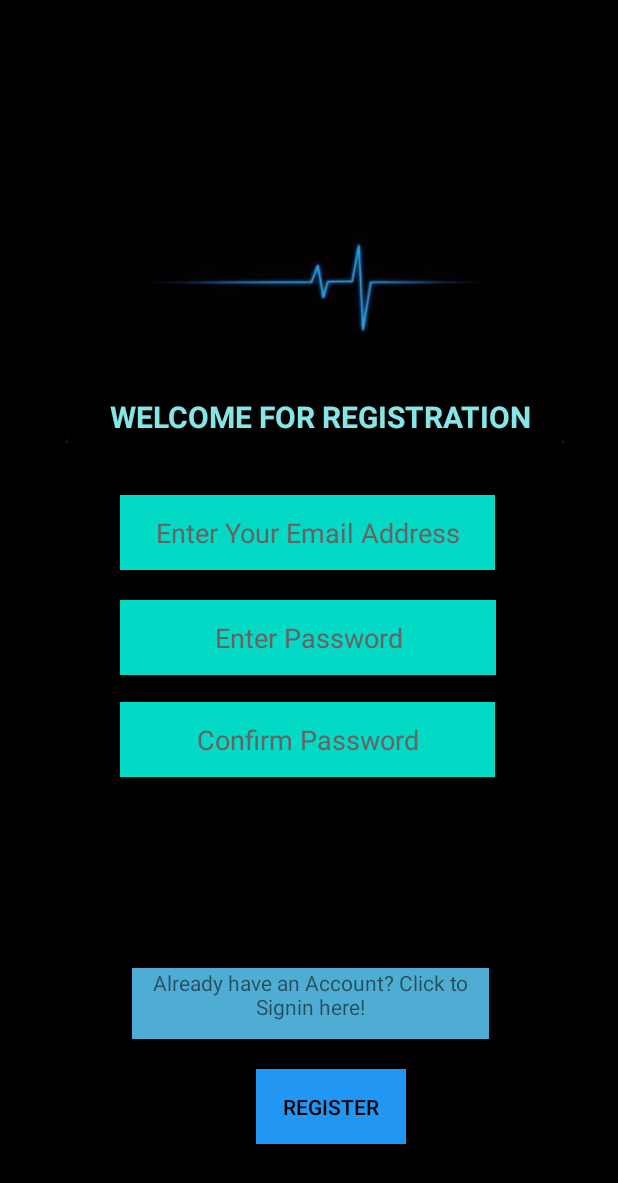
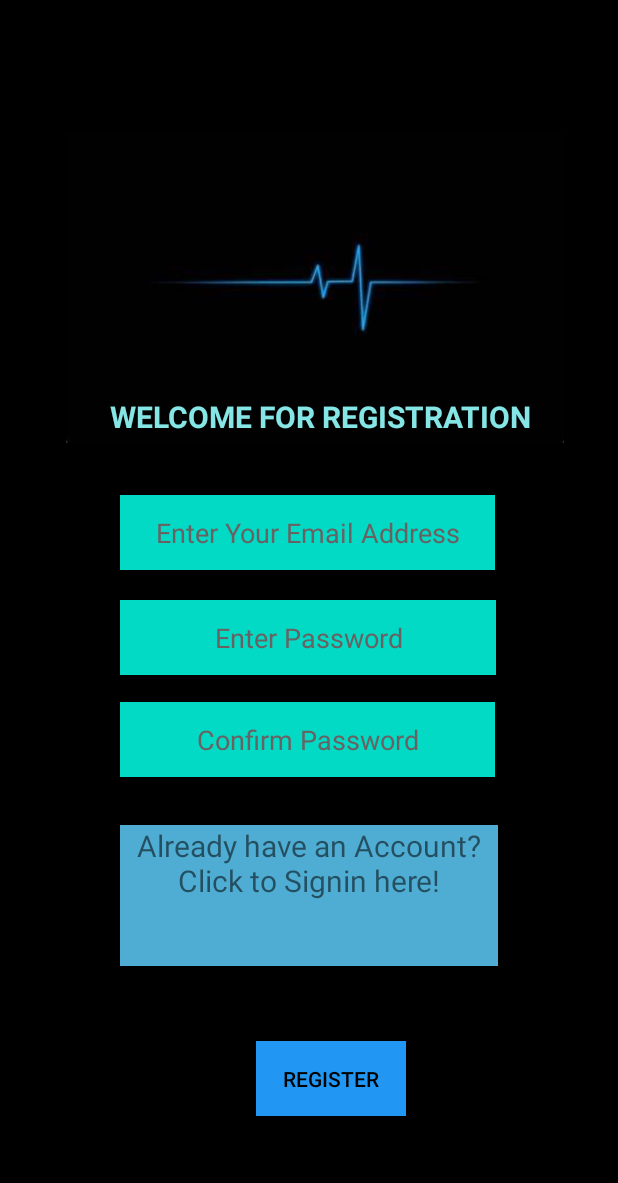
Before and after one commit to Nushrat-Tarmin-Meem/CardiacRecorderSE, an Android app: the RegisterActivity screen opened directly, with no data from a screen before it, on a phone screen of 412 x 824 dp. Shown: the top 1183 px of the screen. Run offline under Robolectric (Android 15) with nearby library versions, the phone set to English and light mode, and no system bars; our stand-ins replace Firebase (no records; nobody signed in at launch, a user with empty details on screens opened directly).

```diff
--- a/app/build.gradle
+++ b/app/build.gradle
@@ -38,4 +38,6 @@ dependencies {
     testImplementation 'junit:junit:4.13.2'
     androidTestImplementation 'androidx.test.ext:junit:1.1.5'
     androidTestImplementation 'androidx.test.espresso:espresso-core:3.5.1'
+    implementation platform('com.google.firebase:firebase-bom:32.1.1')
+    implementation 'com.google.android.gms:play-services-auth:20.5.0'
 }
--- a/app/src/main/res/layout/activity_register.xml
+++ b/app/src/main/res/layout/activity_register.xml
@@ -100,25 +100,27 @@
         android:layout_alignParentEnd="true"
         android:layout_alignParentBottom="true"
         android:layout_marginEnd="141dp"
-        android:layout_marginBottom="61dp"
+        android:layout_marginBottom="80dp"
         android:background="#2196F3"
         android:text="Register"
         android:textColor="@color/black" />
 
     <TextView
         android:id="@+id/regi"
-        android:layout_width="wrap_content"
-        android:layout_height="47dp"
+        android:layout_width="250dp"
+        android:layout_height="50dp"
         android:layout_alignParentStart="true"
+        android:layout_alignParentTop="true"
         android:layout_alignParentEnd="true"
         android:layout_alignParentBottom="true"
-        android:layout_marginStart="88dp"
-        android:layout_marginTop="549dp"
-        android:layout_marginEnd="86dp"
-        android:layout_marginBottom="131dp"
+        android:layout_marginStart="80dp"
+        android:layout_marginEnd="80dp"
+        android:layout_marginTop="550dp"
+        android:layout_marginBottom="180dp"
         android:background="#4FADD3"
         android:text="Already have an Account? Click to Signin here!"
-        android:textAlignment="center" />
+        android:textAlignment="center"
+        android:textSize="20sp" />
 
 
 </RelativeLayout>
```
Also changed, not shown: app/src/main/java/com/example/cardiacrecorder/LoginActivity.java (+11 -3 lines), app/src/main/java/com/example/cardiacrecorder/RegisterActivity.java (+13 -2 lines), app/src/main/res/layout/activity_login.xml (+11 -9 lines).
